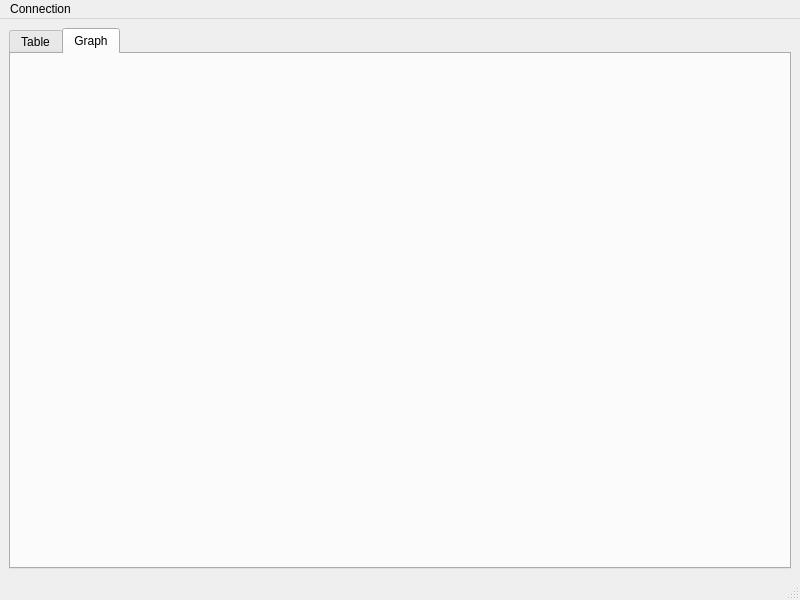
Before: the Qt Designer form qt/lumen/mainwindow.ui in Revenantx86/project-lumen, drawn with Qt 5.
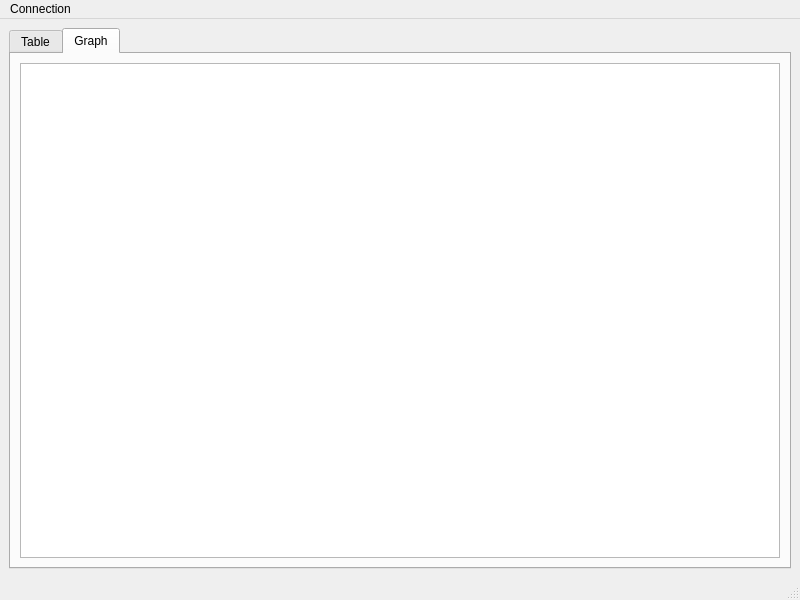
After: the same form once the commit is applied. The open tabs and pages were chosen to show the change.

```diff
--- a/qt/lumen/mainwindow.ui
+++ b/qt/lumen/mainwindow.ui
@@ -14,7 +14,7 @@
    <string>Lumen Logger</string>
   </property>
   <widget class="QWidget" name="centralwidget">
-   <layout class="QGridLayout" name="gridLayout">
+   <layout class="QGridLayout" name="gridLayout_4">
     <item row="0" column="0">
      <widget class="QTabWidget" name="tabWidget">
       <property name="currentIndex">
@@ -29,6 +29,15 @@
        <attribute name="title">
         <string>Graph</string>
        </attribute>
+       <layout class="QGridLayout" name="gridLayout">
+        <item row="0" column="0">
+         <layout class="QGridLayout" name="gridLayout_graph">
+          <item row="0" column="0">
+           <widget class="QGraphicsView" name="graphicsView"/>
+          </item>
+         </layout>
+        </item>
+       </layout>
       </widget>
      </widget>
     </item>
```
Left out of the diff: 13 changed lines with no effect on the pictures.
